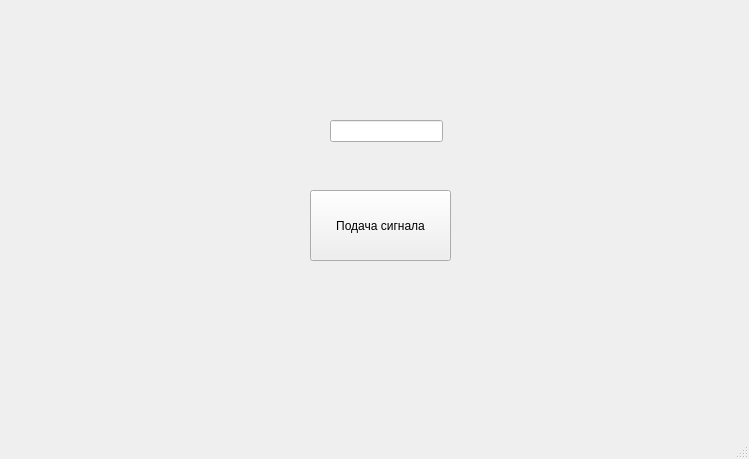
AlmazDefourten/arduino_serialport, file mainwindow.ui: the form before one commit.
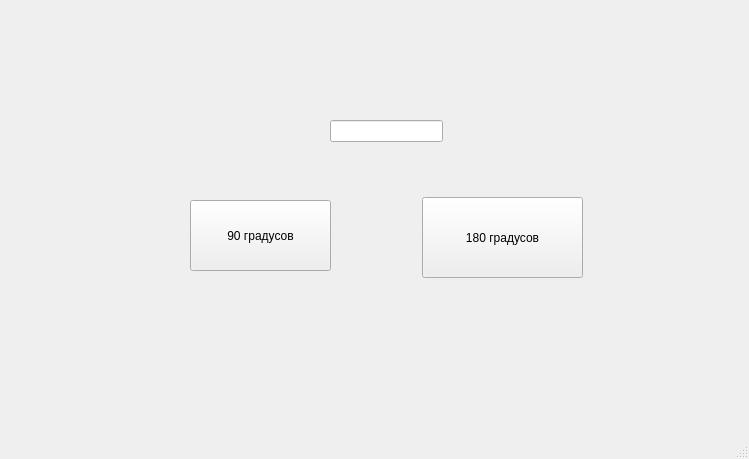
The form after the commit.

Commit message:
Обновленный интерфейс
Добавлено две кнопки

```diff
--- a/mainwindow.ui
+++ b/mainwindow.ui
@@ -17,14 +17,14 @@
    <widget class="QPushButton" name="pushButton">
     <property name="geometry">
      <rect>
-      <x>310</x>
-      <y>190</y>
+      <x>190</x>
+      <y>200</y>
       <width>141</width>
       <height>71</height>
      </rect>
     </property>
     <property name="text">
-     <string>Подача сигнала</string>
+     <string>90 градусов</string>
     </property>
    </widget>
    <widget class="QLineEdit" name="lineEdit">
@@ -37,6 +37,19 @@
      </rect>
     </property>
    </widget>
+   <widget class="QPushButton" name="pushButton_2">
+    <property name="geometry">
+     <rect>
+      <x>422</x>
+      <y>197</y>
+      <width>161</width>
+      <height>81</height>
+     </rect>
+    </property>
+    <property name="text">
+     <string>180 градусов</string>
+    </property>
+   </widget>
   </widget>
   <widget class="QMenuBar" name="menubar">
    <property name="geometry">
```
